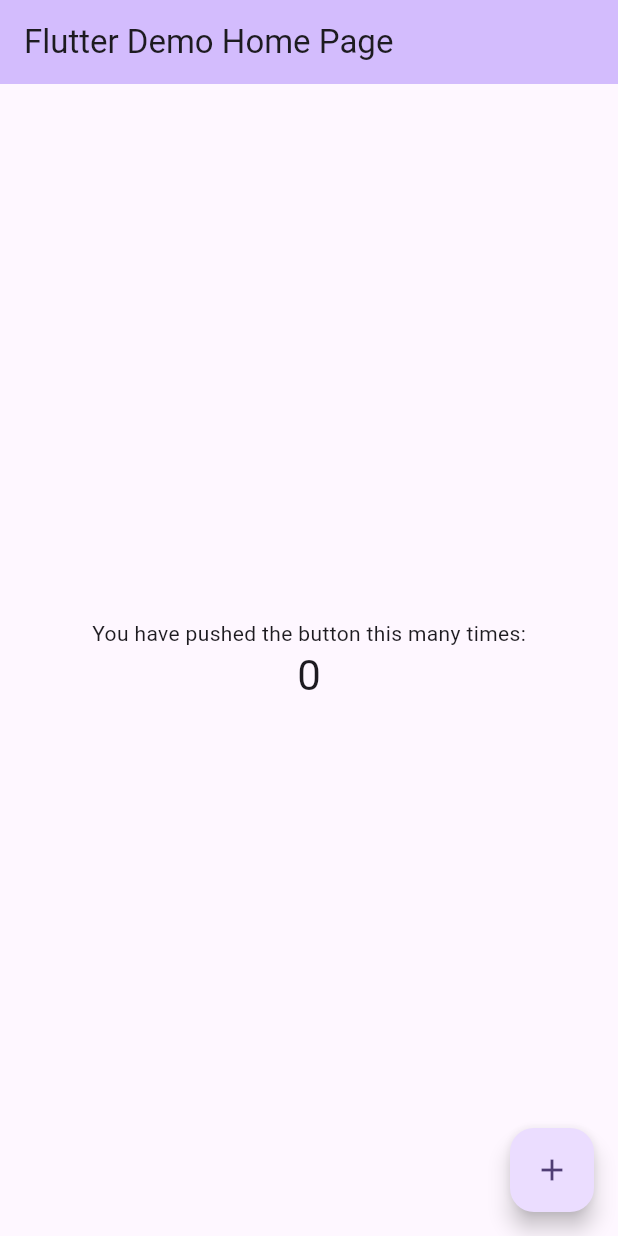
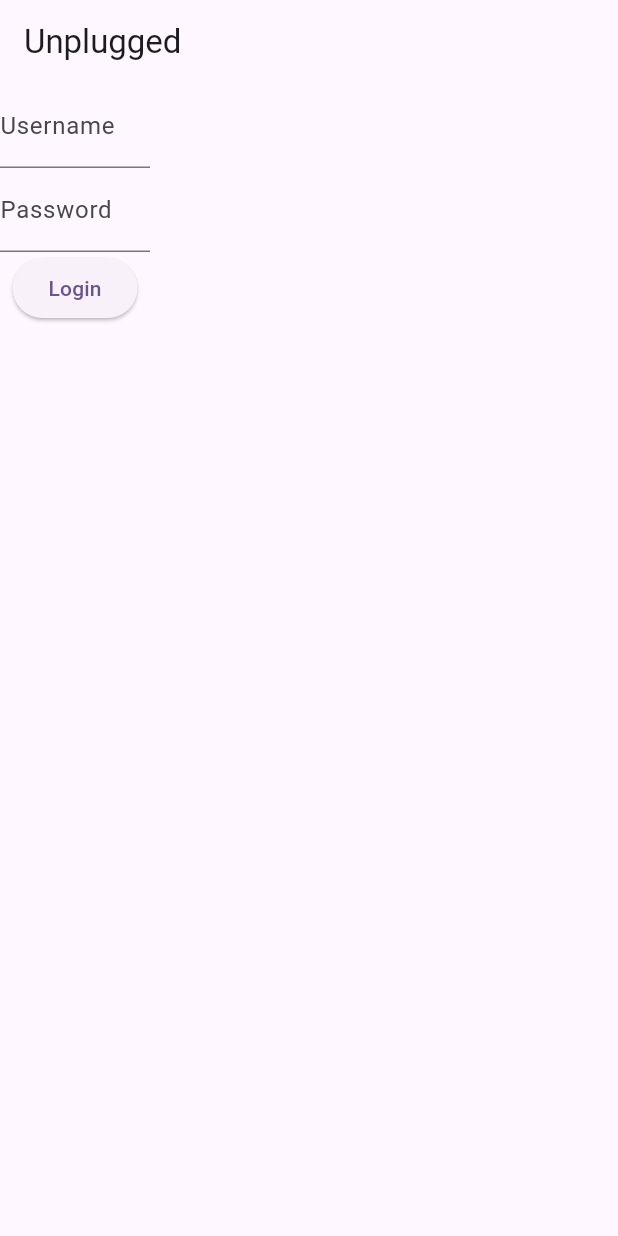
Before and after one commit to Harsh8833/flutter_unplugged, a Flutter app: the screen it shows after launch, on a phone screen of 412 x 824 dp. Run offline on Flutter 3.47's test engine with Material 3 defaults, Android fonts, the phone set to English and light mode, and no system bars.

Commit message:
added: login ui

```diff
--- a/lib/main.dart
+++ b/lib/main.dart
@@ -6,120 +6,51 @@
 
 class MyApp extends StatelessWidget {
   const MyApp({super.key});
-
-  // This widget is the root of your application.
   @override
   Widget build(BuildContext context) {
     return MaterialApp(
       title: 'Flutter Demo',
       theme: ThemeData(
-        // This is the theme of your application.
-        //
-        // TRY THIS: Try running your application with "flutter run". You'll see
-        // the application has a purple toolbar. Then, without quitting the app,
-        // try changing the seedColor in the colorScheme below to Colors.green
-        // and then invoke "hot reload" (save your changes or press the "hot
-        // reload" button in a Flutter-supported IDE, or press "r" if you used
-        // the command line to start the app).
-        //
-        // Notice that the counter didn't reset back to zero; the application
-        // state is not lost during the reload. To reset the state, use hot
-        // restart instead.
-        //
-        // This works for code too, not just values: Most code changes can be
-        // tested with just a hot reload.
         colorScheme: ColorScheme.fromSeed(seedColor: Colors.deepPurple),
         useMaterial3: true,
       ),
-      home: const MyHomePage(title: 'Flutter Demo Home Page'),
+      home: const MyHomePage(),
     );
   }
 }
 
 class MyHomePage extends StatefulWidget {
-  const MyHomePage({super.key, required this.title});
-
-  // This widget is the home page of your application. It is stateful, meaning
-  // that it has a State object (defined below) that contains fields that affect
-  // how it looks.
-
-  // This class is the configuration for the state. It holds the values (in this
-  // case the title) provided by the parent (in this case the App widget) and
-  // used by the build method of the State. Fields in a Widget subclass are
-  // always marked "final".
-
-  final String title;
+  const MyHomePage({super.key});
 
   @override
   State<MyHomePage> createState() => _MyHomePageState();
 }
 
 class _MyHomePageState extends State<MyHomePage> {
-  int _counter = 0;
-
-  void _incrementCounter() {
-    setState(() {
-      // This call to setState tells the Flutter framework that something has
-      // changed in this State, which causes it to rerun the build method below
-      // so that the display can reflect the updated values. If we changed
-      // _counter without calling setState(), then the build method would not be
-      // called again, and so nothing would appear to happen.
-      _counter++;
-    });
-  }
-
   @override
   Widget build(BuildContext context) {
-    // This method is rerun every time setState is called, for instance as done
-    // by the _incrementCounter method above.
-    //
-    // The Flutter framework has been optimized to make rerunning build methods
-    // fast, so that you can just rebuild anything that needs updating rather
-    // than having to individually change instances of widgets.
     return Scaffold(
         appBar: AppBar(
-        // TRY THIS: Try changing the color here to a specific color (to
-        // Colors.amber, perhaps?) and trigger a hot reload to see the AppBar
-        // change color while the other colors stay the same.
-        backgroundColor: Theme.of(context).colorScheme.inversePrimary,
-        // Here we take the value from the MyHomePage object that was created by
-        // the App.build method, and use it to set our appbar title.
-        title: Text(widget.title),
+          title: Text("Unplugged"),
         ),
-      body: Center(
-        // Center is a layout widget. It takes a single child and positions it
-        // in the middle of the parent.
+        body: SizedBox(
+          width: 100,
+          child: Center(
             child: Column(
-          // Column is also a layout widget. It takes a list of children and
-          // arranges them vertically. By default, it sizes itself to fit its
-          // children horizontally, and tries to be as tall as its parent.
-          //
-          // Column has various properties to control how it sizes itself and
-          // how it positions its children. Here we use mainAxisAlignment to
-          // center the children vertically; the main axis here is the vertical
-          // axis because Columns are vertical (the cross axis would be
-          // horizontal).
-          //
-          // TRY THIS: Invoke "debug painting" (choose the "Toggle Debug Paint"
-          // action in the IDE, or press "p" in the console), to see the
-          // wireframe for each widget.
-          mainAxisAlignment: MainAxisAlignment.center,
-          children: <Widget>[
-            const Text(
-              'You have pushed the button this many times:',
+              children: [
+                TextField(
+                  decoration: InputDecoration(labelText: "Username"),
                 ),
-            Text(
-              '$_counter',
-              style: Theme.of(context).textTheme.headlineMedium,
+                TextField(
+                  decoration: InputDecoration(labelText: "Password"),
+                ),
+                ElevatedButton(
+                  onPressed: () {},
+                  child: Text("Login"),
                 ),
               ],
             ),
           ),
-      floatingActionButton: FloatingActionButton(
-        onPressed: _incrementCounter,
-        tooltip: 'Increment',
-        child: const Icon(Icons.add),
-      ), // This trailing comma makes auto-formatting nicer for build methods.
-    );
+        ));
   }
 }
```
Lines whose indentation alone changed are shown as unchanged.
